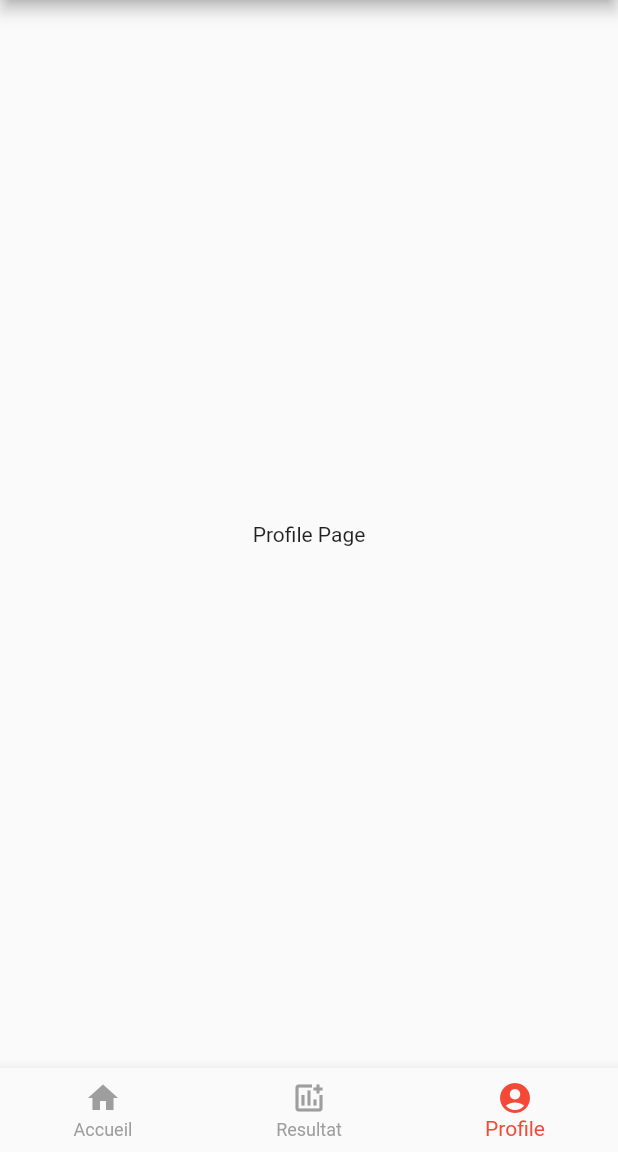
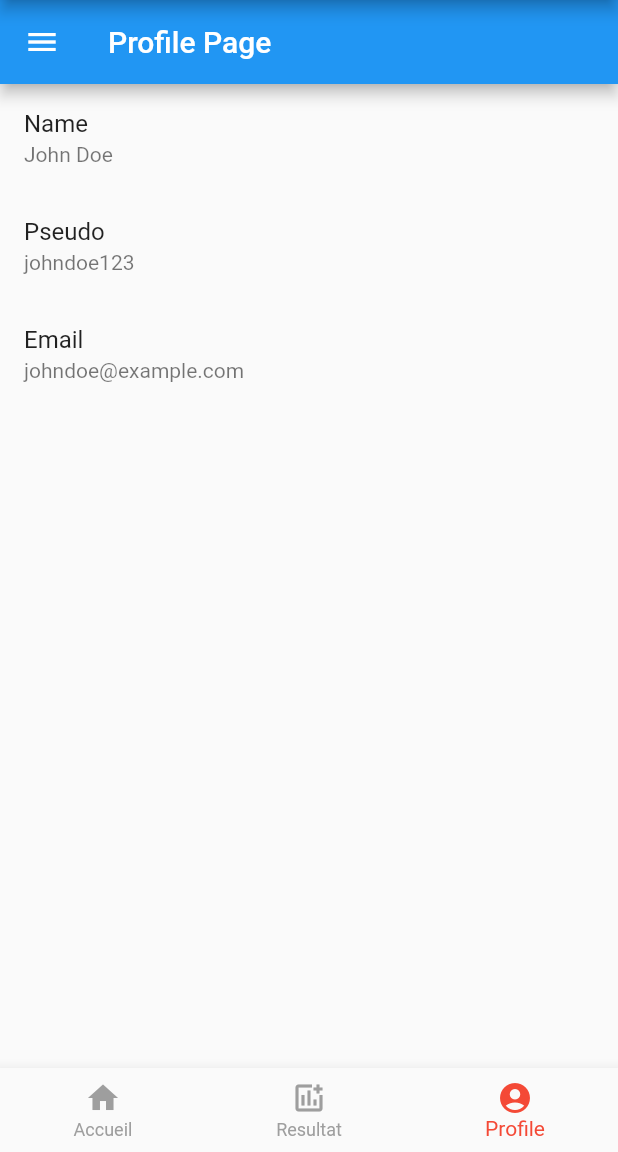
Before and after one commit to melvincurinier/flutter_app_grifforhse, a Flutter app: the screen it shows after launch, item 3 of the bottom bar chosen, on a phone screen of 412 x 824 dp, the part 84-1236 px from its top. Run offline on Flutter 3.47's test engine with Material 2 defaults, Android fonts, the phone set to English and light mode, and no system bars.

Commit message:
page settings

```diff
--- a/lib/pages/profile/profile.dart
+++ b/lib/pages/profile/profile.dart
@@ -1,12 +1,76 @@
 import 'package:flutter/material.dart';
+import 'package:flutter_app_grifforhse/pages/profile/about.dart';
+import 'package:flutter_app_grifforhse/pages/profile/settings.dart';
 
-class ProfilePage extends StatelessWidget {
-  const ProfilePage({super.key});
+class ProfilePage extends StatefulWidget {
+  const ProfilePage({Key? key}) : super(key: key);
+
+  @override
+  _ProfilePageState createState() => _ProfilePageState();
+}
+
+class _ProfilePageState extends State<ProfilePage> {
+  final String name = 'John Doe';
+  final String pseudo = 'johndoe123';
+  final String email = 'johndoe@example.com';
 
   @override
   Widget build(BuildContext context) {
-    return Center(
-      child: Text("Profile Page"),
-      );
+    return Scaffold(
+      appBar: AppBar(
+        title: Text('Profile Page'),
+      ),
+      body: ListView(
+        children: <Widget>[
+          ListTile(
+            title: Text('Name'),
+            subtitle: Text(name),
+          ),
+          ListTile(
+            title: Text('Pseudo'),
+            subtitle: Text(pseudo),
+          ),
+          ListTile(
+            title: Text('Email'),
+            subtitle: Text(email),
+          ),
+        ],
+      ),
+      drawer: Drawer(
+        child: ListView(
+          padding: EdgeInsets.zero,
+          children: <Widget>[
+            DrawerHeader(
+              decoration: BoxDecoration(
+                color: Colors.blue,
+              ),
+              child: Text(
+                'Menu',
+                style: TextStyle(
+                  color: Colors.white,
+                  fontSize: 24,
+                ),
+              ),
+            ),
+            ListTile(
+              leading: Icon(Icons.settings),
+              title: Text('Settings'),
+              onTap: () {
+                Navigator.push(context,
+                    MaterialPageRoute(builder: (context) => SettingsPage()));
+              },
+            ),
+            ListTile(
+              leading: Icon(Icons.info),
+              title: Text('À propos de nous'),
+              onTap: () {
+                Navigator.push(context,
+                    MaterialPageRoute(builder: (context) => AboutPage()));
+              },
+            ),
+          ],
+        ),
+      ),
+    );
   }
 }
```
Also changed, not shown: lib/pages/profile/about.dart (added, +46 -0 lines), lib/pages/profile/settings.dart (added, +101 -0 lines), assets/images/Photo_cv.jpg (added).
